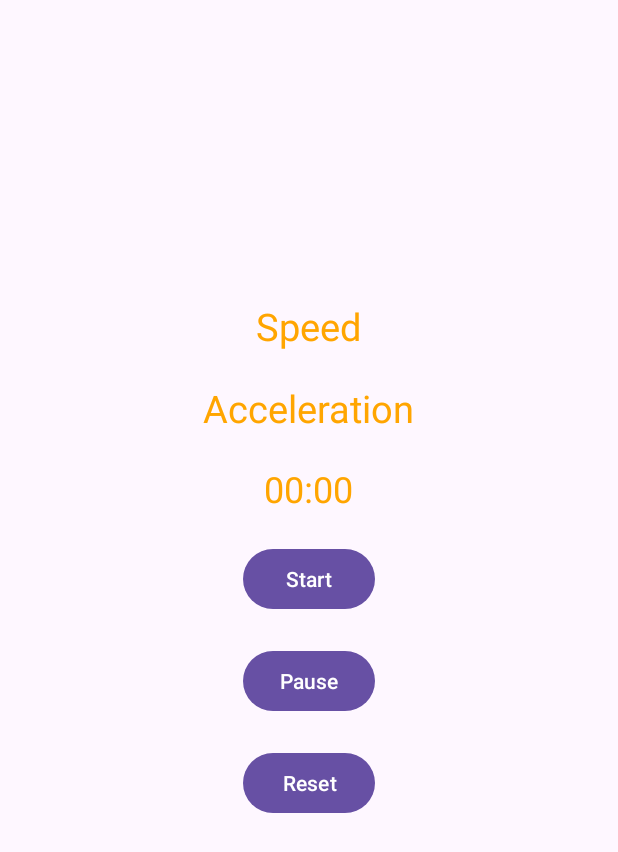
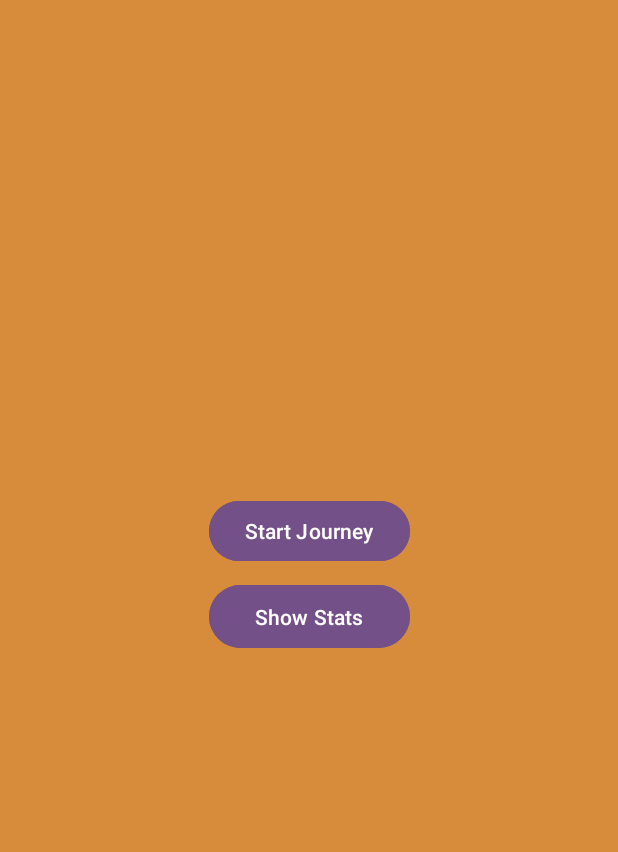
Before and after one commit to rfurkan37/CyclingApp2, an Android app: the screen it shows after launch (MainActivity before the commit, HomePage after it), on a phone screen of 412 x 824 dp. Shown: the top 852 px of the screen. Run offline under Robolectric (Android 15) with nearby library versions, the phone set to English and light mode, and no system bars.

Commit message:
Home Page eklendi, colorlar constant olarak ayarlandı

```diff
--- a/app/src/main/AndroidManifest.xml
+++ b/app/src/main/AndroidManifest.xml
@@ -14,6 +14,10 @@
         tools:targetApi="31">
         <activity
             android:name=".MainActivity"
+            android:exported="false"
+            android:theme="@style/Theme.CyclingApp2" />
+        <activity
+            android:name=".HomePage"
             android:exported="true">
             <intent-filter>
                 <action android:name="android.intent.action.MAIN" />
--- /dev/null
+++ b/app/src/main/java/com/example/cyclingapp2/HomePage.java
@@ -0,0 +1,37 @@
+package com.example.cyclingapp2;
+
+import android.content.Intent;
+import android.os.Bundle;
+import android.view.View;
+import android.widget.Button;
+import androidx.appcompat.app.AppCompatActivity;
+
+public class HomePage extends AppCompatActivity {
+
+    @Override
+    protected void onCreate(Bundle savedInstanceState) {
+        super.onCreate(savedInstanceState);
+        setContentView(R.layout.main_menu);
+
+        // Find the buttons by their IDs
+        Button startJourneyButton = findViewById(R.id.start_journey);
+        Button showStatsJourney = findViewById(R.id.show_stats);
+
+        // Set click listeners for the buttons
+        startJourneyButton.setOnClickListener(new View.OnClickListener() {
+            @Override
+            public void onClick(View v) {
+                // Create an intent to start the new activity
+                Intent intent = new Intent(HomePage.this, MainActivity.class);
+                startActivity(intent);
+            }
+        });
+
+        showStatsJourney.setOnClickListener(new View.OnClickListener() {
+            @Override
+            public void onClick(View v) {
+
+            }
+        });
+    }
+}
--- a/app/src/main/res/layout/activity_main.xml
+++ b/app/src/main/res/layout/activity_main.xml
@@ -2,9 +2,10 @@
 <LinearLayout xmlns:android="http://schemas.android.com/apk/res/android"
     android:layout_width="match_parent"
     android:layout_height="match_parent"
+    android:background="@color/primaryColor"
+    android:orientation="vertical"
     android:paddingLeft="16dp"
-    android:paddingRight="16dp"
-    android:orientation="vertical">
+    android:paddingRight="16dp">
 
     <TextView
         android:id="@+id/textViewSpeed"
@@ -13,7 +14,7 @@
         android:layout_gravity="center_horizontal"
         android:layout_marginTop="200dp"
         android:text="Speed"
-        android:textColor="#FFA500"
+        android:textColor="#FFFFFF"
         android:textSize="25sp" />
 
     <TextView
@@ -22,8 +23,8 @@
         android:layout_height="wrap_content"
         android:layout_gravity="center_horizontal"
         android:layout_marginTop="20dp"
-        android:text = "Acceleration"
-        android:textColor="#FFA500"
+        android:text="Acceleration"
+        android:textColor="#FFFFFF"
         android:textSize="25sp" />
 
 
@@ -34,7 +35,7 @@
         android:layout_gravity="center_horizontal"
         android:layout_marginTop="20dp"
         android:text="Slope"
-        android:textColor="#FFA500"
+        android:textColor="#FFFFFF"
         android:textSize="24sp" />
 
     <Button
@@ -42,9 +43,10 @@
         android:layout_width="wrap_content"
         android:layout_height="wrap_content"
         android:layout_gravity="center_horizontal"
+        android:backgroundTint="@color/secondaryColor"
         android:layout_marginTop="20dp"
-        android:text="Start"
-        android:onClick="startChronometer"/>
+        android:onClick="startChronometer"
+        android:text="Start" />
 
     <Button
         android:id="@+id/pauseButton"
@@ -52,16 +54,18 @@
         android:layout_height="wrap_content"
         android:layout_gravity="center_horizontal"
         android:layout_marginTop="20dp"
-        android:text="Pause"
-        android:onClick="pauseChronometer"/>
+        android:backgroundTint="@color/secondaryColor"
+        android:onClick="pauseChronometer"
+        android:text="Pause" />
 
     <Button
         android:id="@+id/resetButton"
         android:layout_width="wrap_content"
         android:layout_height="wrap_content"
         android:layout_gravity="center_horizontal"
+        android:backgroundTint="@color/secondaryColor"
         android:layout_marginTop="20dp"
-        android:text="Reset"
-        android:onClick="resetChronometer"/>
+        android:onClick="resetChronometer"
+        android:text="Reset" />
 
-    </LinearLayout>
+</LinearLayout>
--- /dev/null
+++ b/app/src/main/res/layout/main_menu.xml
@@ -0,0 +1,32 @@
+<?xml version="1.0" encoding="utf-8"?>
+<androidx.constraintlayout.widget.ConstraintLayout xmlns:android="http://schemas.android.com/apk/res/android"
+    xmlns:app="http://schemas.android.com/apk/res-auto"
+    xmlns:tools="http://schemas.android.com/tools"
+    android:layout_width="match_parent"
+    android:layout_height="match_parent"
+    android:background="@color/primaryColor">
+
+    <Button
+        android:id="@+id/show_stats"
+        android:layout_width="134dp"
+        android:layout_height="50dp"
+        android:text="Show Stats"
+        app:layout_constraintBottom_toBottomOf="parent"
+        app:layout_constraintEnd_toEndOf="parent"
+        android:backgroundTint="@color/secondaryColor"
+        app:layout_constraintStart_toStartOf="parent"
+        app:layout_constraintTop_toTopOf="parent"
+        app:layout_constraintVertical_bias="0.499" />
+
+    <Button
+        android:id="@+id/start_journey"
+        android:layout_width="wrap_content"
+        android:layout_height="wrap_content"
+        android:layout_marginBottom="8dp"
+        android:backgroundTint="@color/secondaryColor"
+        android:text="Start Journey"
+        app:layout_constraintBottom_toTopOf="@+id/show_stats"
+        app:layout_constraintEnd_toEndOf="parent"
+        app:layout_constraintStart_toStartOf="parent" />
+
+</androidx.constraintlayout.widget.ConstraintLayout>
--- a/app/src/main/res/values/colors.xml
+++ b/app/src/main/res/values/colors.xml
@@ -2,4 +2,6 @@
 <resources>
     <color name="black">#FF000000</color>
     <color name="white">#FFFFFFFF</color>
+    <color name="primaryColor">#D68C3B</color>
+    <color name="secondaryColor">#745088</color>
 </resources>
--- a/app/src/main/res/values/strings.xml
+++ b/app/src/main/res/values/strings.xml
@@ -1,3 +1,4 @@
 <resources>
     <string name="app_name">CyclingApp2</string>
+    <string name="title_activity_home_page">HomaPage</string>
 </resources>
```
Also changed, not shown: app/src/main/java/com/example/cyclingapp2/MainActivity.java (+3 -26 lines).
